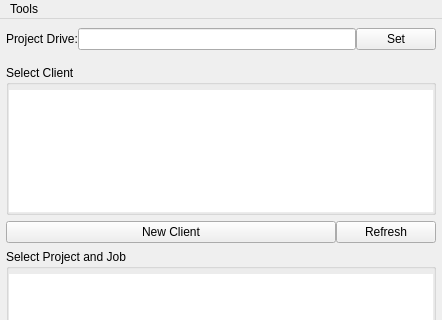
Above: po/main_res.ui from najar1412/po before the change; both pictures show x 0 to 442 and y 0 to 320 of the 442 by 862 pixel window. Below: the same form after it.
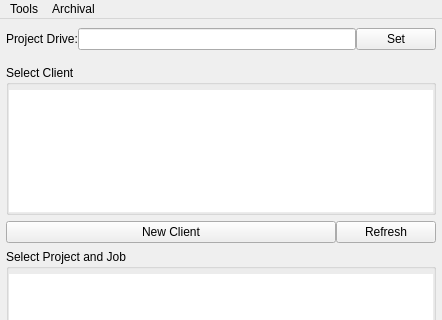
That is the form after the change.

The edit to the form file:
```diff
--- a/po/main_res.ui
+++ b/po/main_res.ui
@@ -687,14 +687,23 @@
    <property name="defaultUp">
     <bool>false</bool>
    </property>
-   <widget class="QMenu" name="m_menu">
+   <widget class="QMenu" name="m_tools">
     <property name="title">
      <string>Tools</string>
     </property>
     <addaction name="settings"/>
     <addaction name="actiontest_2"/>
    </widget>
-   <addaction name="m_menu"/>
+   <widget class="QMenu" name="m_archival">
+    <property name="title">
+     <string>Archival</string>
+    </property>
+    <addaction name="actionProject_Checker"/>
+    <addaction name="actionProject_Archiving"/>
+    <addaction name="actionProject_Upload"/>
+   </widget>
+   <addaction name="m_tools"/>
+   <addaction name="m_archival"/>
   </widget>
   <widget class="QStatusBar" name="statusbar"/>
   <action name="settings">
```
Left out of the diff: 38 changed lines with no effect on the pictures.
